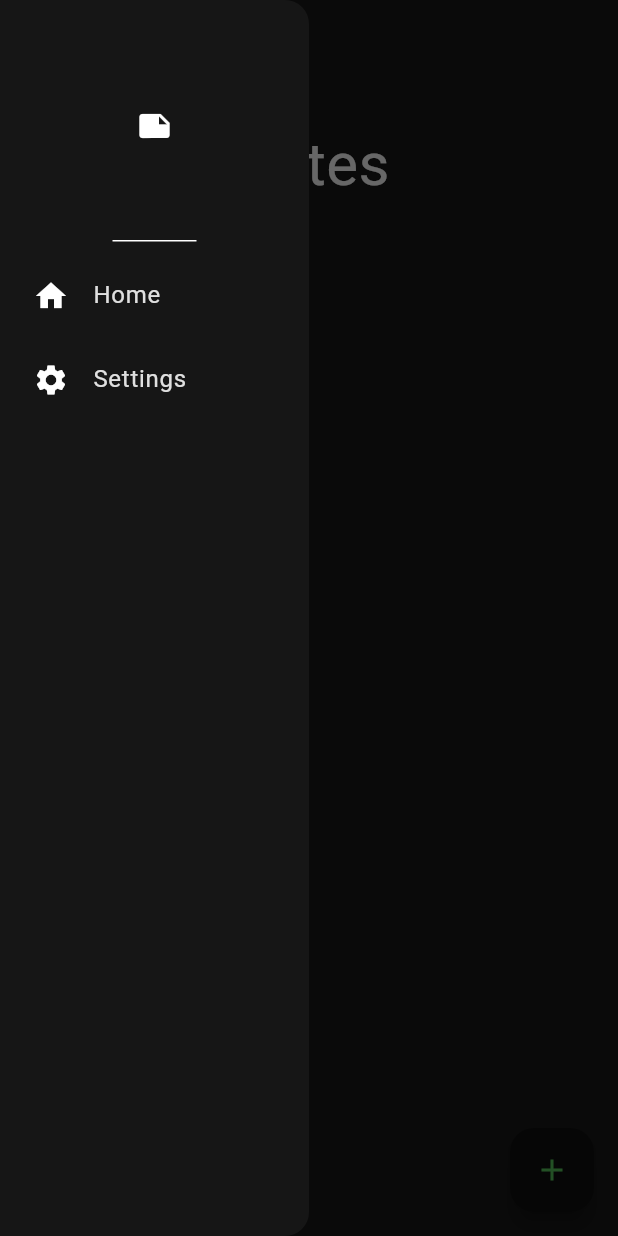
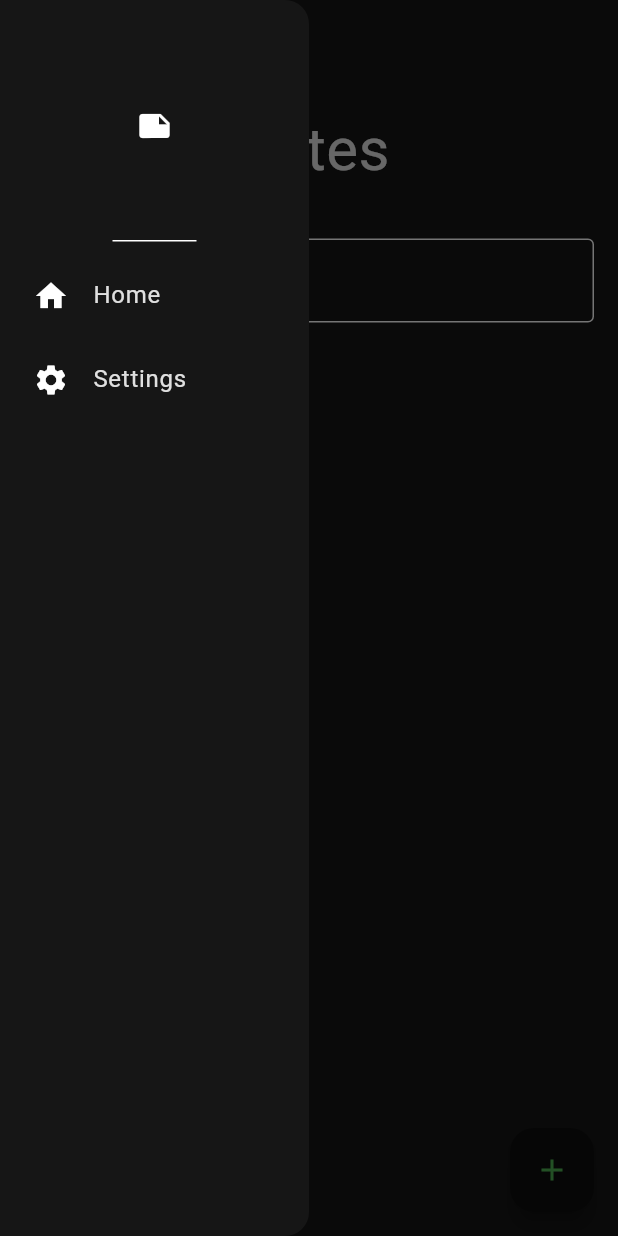
Before and after one commit to Andrei-Geana/NotesApp, a Flutter app: the screen it shows after launch, with the side drawer open, on a phone screen of 412 x 824 dp. Run offline on Flutter 3.47's test engine with Material 3 defaults, Android fonts, the phone set to English and light mode, and no system bars; our stand-ins replace isar, popover; accounts and stored records are empty; generated files the repository leaves out were written again.

Commit message:
Add search bar.
-Add search bar that filters notes by the content in their title or text.

```diff
--- a/notes_app/lib/components/custom_drawer/custom_drawer.dart
+++ b/notes_app/lib/components/custom_drawer/custom_drawer.dart
@@ -26,7 +26,7 @@ class CustomDrawer extends StatelessWidget {
               title: 'Settings',
               leading: const Icon(Icons.settings),
               onTap: () {
-                //Navigator.pop(context);
+                Navigator.pop(context);
                 Navigator.push(
                   context,
                   MaterialPageRoute(
--- a/notes_app/lib/components/custom_grid_note/custom_grid_note.dart
+++ b/notes_app/lib/components/custom_grid_note/custom_grid_note.dart
@@ -59,7 +59,7 @@ class CustomGridItem extends StatelessWidget {
                 );
                 },
                 splashColor:
-                    Theme.of(context).colorScheme.tertiary.withOpacity(0.5),
+                    Theme.of(context).colorScheme.tertiary.withOpacity(0),
                 child: Stack(
                   children: [
                     Padding(
--- a/notes_app/lib/pages/notes_page.dart
+++ b/notes_app/lib/pages/notes_page.dart
@@ -16,12 +16,21 @@ class NotesPage extends StatefulWidget {
 
 class _NotesPageState extends State<NotesPage> {
   final textController = TextEditingController();
+  final searchController = TextEditingController();
+  List<Note> filteredNotes = [];
 
   @override
   void initState() {
     super.initState();
 
     readNotes();
+    searchController.addListener(_filterNotes);
+  }
+
+  @override
+  void dispose() {
+    searchController.dispose();
+    super.dispose();
   }
 
   void createNote() {
@@ -95,10 +104,27 @@ class _NotesPageState extends State<NotesPage> {
     context.read<NoteDatabase>().fetchNotes();
   }
 
+  void _filterNotes() {
+    final query = searchController.text.toLowerCase();
+    final noteDatabase = context.read<NoteDatabase>();
+    final allNotes = noteDatabase.currentNotes;
+
+    setState(() {
+      filteredNotes = allNotes.where((note) {
+        final titleMatches = note.title.toLowerCase().contains(query);
+        final dateMatches = note.data.toLowerCase().contains(query);
+        return titleMatches || dateMatches;
+      }).toList();
+    });
+  }
+
   @override
   Widget build(BuildContext context) {
     final noteDatabase = context.watch<NoteDatabase>();
-    List<Note> currentNotes = noteDatabase.currentNotes;
+
+    final displayNotes = searchController.text.isEmpty
+        ? noteDatabase.currentNotes
+        : filteredNotes;
 
     return Scaffold(
         appBar: AppBar(
@@ -120,11 +146,23 @@ class _NotesPageState extends State<NotesPage> {
           children: [
             //HEADING
             Padding(
-                padding: const EdgeInsets.all(25.0),
+                padding: const EdgeInsets.all(15.0),
                 child: Text('Notes',
                     style: TextStyle(
                         fontSize: 40,
                         color: Theme.of(context).colorScheme.inversePrimary))),
+
+            //SEARCH BAR
+            Padding(
+              padding: const EdgeInsets.all(16.0),
+              child: TextField(
+                controller: searchController,
+                decoration: const InputDecoration(
+                  labelText: 'Search',
+                  border: OutlineInputBorder(),
+                ),
+              ),
+            ),
 
             //LIST OF NOTES
             Expanded(
@@ -136,12 +174,14 @@ class _NotesPageState extends State<NotesPage> {
                 mainAxisSpacing: 25.0,
                 childAspectRatio: 0.7,
               ),
-              itemCount: currentNotes.length,
+              itemCount: displayNotes.length,
               itemBuilder: (BuildContext context, int index) {
                 return CustomGridItem(
-                    note: currentNotes[index], onEditTitleTap: updateTitleOfNote,
-                    onNoteSettingsTap: updateTitleOfNote,
-                    onDeleteTap: deleteNode,);
+                  note: displayNotes[index],
+                  onEditTitleTap: updateTitleOfNote,
+                  onNoteSettingsTap: updateTitleOfNote,
+                  onDeleteTap: deleteNode,
+                );
               },
             )),
           ],
```
